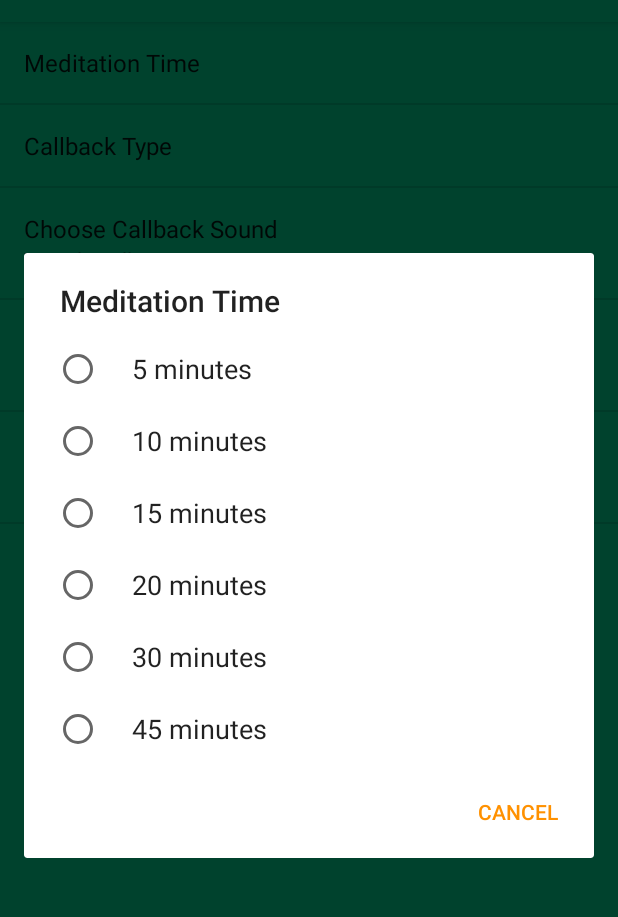
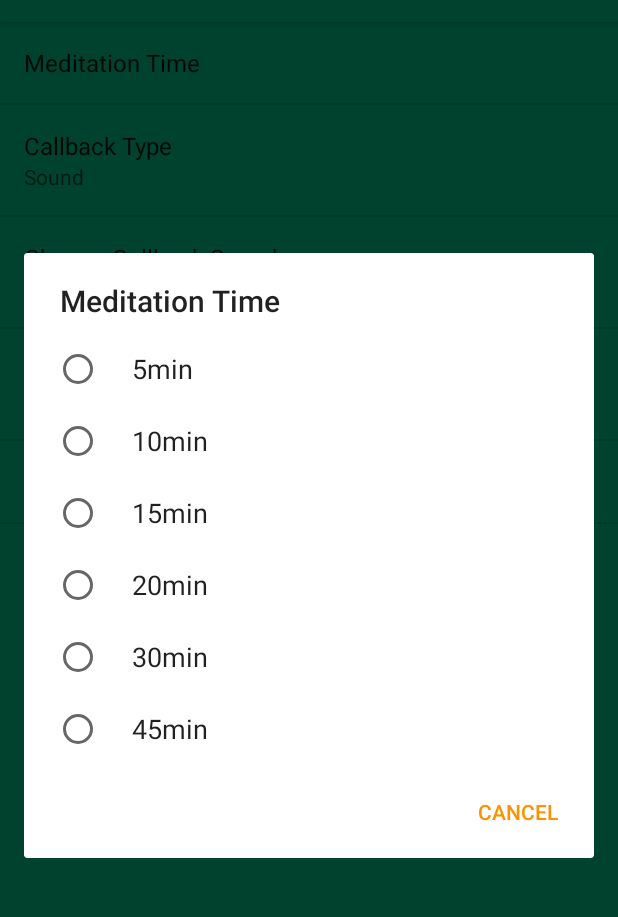
Before and after one commit to hpols/MedJour, an Android app: the fragment SettingsFragment shown on its own in the app's theme, after a tap on "Meditation Time", on a phone screen of 412 x 824 dp, the part 62-979 px from its top. Run offline under Robolectric (Android 15) with nearby library versions, the phone set to English and light mode, and no system bars; 2 statements that could not run were skipped.

Commit message:
debug: toggling sound preference
* reverted to settings (From settingsv7) – cannot find away to make the latter work.
* got all preference summaries to display correctly
* Enabling/Disabling the sound preference is the wrong way around, yet even reversing the if-clause does not solve the problem – even so the initial logic should be correct.

```diff
--- a/app/src/main/AndroidManifest.xml
+++ b/app/src/main/AndroidManifest.xml
@@ -23,7 +23,7 @@
             android:name=".ui.NewEntryActivity"
             android:theme="@style/EntryTheme" />
         <activity
-            android:name=".settingsv7.SettingsActivity"
+            android:name=".settings.SettingsActivity"
             android:theme="@style/SettingsTheme" />
     </application>
 
--- a/app/src/main/java/com/example/android/medjour/settings/SettingsFragment.java
+++ b/app/src/main/java/com/example/android/medjour/settings/SettingsFragment.java
@@ -1,91 +1,133 @@
 package com.example.android.medjour.settings;
 
-import android.content.Context;
 import android.content.SharedPreferences;
 import android.os.Bundle;
 import android.preference.ListPreference;
 import android.preference.Preference;
 import android.preference.PreferenceFragment;
-import android.preference.PreferenceManager;
+import android.preference.PreferenceScreen;
+import android.preference.SwitchPreference;
 import android.support.annotation.Nullable;
 
 import com.example.android.medjour.R;
 import com.example.android.medjour.settings.custom.SoundPreference;
-import com.example.android.medjour.settings.custom.TimePreference;
 
 public class SettingsFragment extends PreferenceFragment implements
-        Preference.OnPreferenceChangeListener {
+        SharedPreferences.OnSharedPreferenceChangeListener {
 
-    private static final String MED_PREFS = "medPrefs"; // shared preferences identifier
     SharedPreferences sharedPref;
 
+    //preferences that need further setup beyond what the xml provides
+    ListPreference callback;
+    SoundPreference sound;
+
+    /**
+     * create the Fragment, set the preference summaries and ensure the sound preference is only
+     * active when the sound callback is selected
+     *
+     * @param savedInstanceState retaining information as needed
+     */
     @Override
     public void onCreate(@Nullable Bundle savedInstanceState) {
         super.onCreate(savedInstanceState);
 
         addPreferencesFromResource(R.xml.menu_settings);
 
-        Preference medTime = findPreference(getString(R.string.pref_key_med_time));
-        setValueToSummary(medTime);
-        Preference callback = findPreference(getString(R.string.pref_callback_key));
-        setValueToSummary(callback);
-        Preference sound = findPreference(getString(R.string.pref_key_app_sounds));
-        setValueToSummary(sound);
-        Preference medReminder = findPreference(getString(R.string.pref_med_reminder_key));
-        setValueToSummary(medReminder);
-        Preference reminderTime = findPreference(getString(R.string.pref_time_key));
-        setValueToSummary(reminderTime);
-    }
+        setSoundPrefActivation(callback.getValue());
 
-    private void setValueToSummary(Preference pref) {
-        pref.setOnPreferenceChangeListener(this);
-        if (pref instanceof ListPreference) {
-            sharedPref  = PreferenceManager.getDefaultSharedPreferences(pref.getContext());
-            String preferenceString = sharedPref.getString(pref.getKey(), "");
-            onPreferenceChange(pref, preferenceString);
-        } else {
-            String preferenceText = resetPref(pref.getKey());
-            onPreferenceChange(pref, preferenceText);
+        sharedPref = getPreferenceScreen().getSharedPreferences();
+
+        PreferenceScreen prefScreen = getPreferenceScreen();
+        int count = prefScreen.getPreferenceCount();
+        for (int i = 0; i < count; i++) {
+            Preference pref = prefScreen.getPreference(i);
+            if (!(pref instanceof SwitchPreference || pref instanceof SoundPreference)) {
+                setPrefSummary(pref, sharedPref.getString(pref.getKey(), ""));
+            }
+        }
+
+        callback = (ListPreference) findPreference(getString(R.string.pref_key_callback));
+
+        sound = (SoundPreference) findPreference(getString(R.string.pref_key_sounds));
+        if (sound.getValue() == null) {
+            sharedPref.getString(getString(R.string.pref_key_tone),
+                    getString(R.string.pref_default_sound));
+            sound.getSummary();
         }
     }
 
-    // This method to store the custom preferences changes
-    public void savePref(String key, String value) {
-        sharedPref = this.getActivity().getSharedPreferences(MED_PREFS, Context.MODE_PRIVATE);
-        SharedPreferences.Editor prefEditor = sharedPref.edit();
-        prefEditor.putString(key, value);
-        prefEditor.apply();
+    /**
+     * set the preference summary
+     *
+     * @param pref  is the preference in question
+     * @param value is the value to be displayed in the summary
+     */
+    private void setPrefSummary(Preference pref, Object value) {
+        String stringValue = value.toString();
+
+        if (pref instanceof ListPreference) {
+            // For list preferences, look up the correct display value in
+            // the preference's 'entries' list (since they have separate labels/values).
+            ListPreference listPref = (ListPreference) pref;
+            int prefIndex = listPref.findIndexOfValue(stringValue);
+            if (prefIndex >= 0) {
+                pref.setSummary(listPref.getEntries()[prefIndex]);
+            }
+        } else {
+            // For other preferences, set the summary to the value's simple string representation.
+            pref.setSummary(stringValue);
+        }
     }
 
-    // This method to restore the custom preferences data
-    public String resetPref(String key) {
-        sharedPref = this.getActivity().getSharedPreferences(MED_PREFS, Context.MODE_PRIVATE);
-        if (sharedPref.contains(key))
-            return sharedPref.getString(key, "");
-        else return "";
+    /** Only enable the soundPreference if the user wants a callback sound. When video is selected
+     * we do not need to select anything further.
+     *
+     * @param value of the callback preference which acts as a flag to know whether the sound
+     *              preference option should be enabled
+     */
+    private void setSoundPrefActivation(String value) {
+        if (value.equals(getString(R.string.video_value_callback))) {
+            sound.setEnabled(false);
+            sound.setSummary("");
+        } else {
+            sound.setEnabled(true);
+        }
+    }
+
+    /**
+     * Update summaries and activitation of the sound preference
+     *
+     * @param sharedPref holds the information of the preference just changed
+     * @param key        is the key of the preference just changed
+     */
+    @Override
+    public void onSharedPreferenceChanged(SharedPreferences sharedPref, String key) {
+        setSoundPrefActivation(callback.getValue());
+
+        Preference preference = findPreference(key);
+        if (null != preference) {
+            if (!(preference instanceof SwitchPreference || preference instanceof SoundPreference)) {
+                setPrefSummary(preference, sharedPref.getString(key, ""));
+            }
+        }
+
+        if (key.equals(getString(R.string.pref_key_sounds))) {
+            sound.setSummary(sharedPref.getString(key,
+                    getString(R.string.pref_key_sounds)));
+        }
     }
 
     @Override
-    public boolean onPreferenceChange(Preference pref, Object newValue) {
-        if (pref instanceof ListPreference) {
-            String stringValue = newValue.toString();
-            ListPreference listPreference = (ListPreference) pref;
-            int prefIndex = listPreference.findIndexOfValue(stringValue);
-            if (prefIndex >= 0) {
-                CharSequence[] labels = listPreference.getEntries();
-                pref.setSummary(labels[prefIndex]);
-            }
-        } else if (pref instanceof TimePreference) {
-            TimePreference timePreference = (TimePreference) pref;
-            String timeDisplay = timePreference.getTime();
-            savePref(pref.getKey(), timeDisplay);
-            pref.setSummary(timeDisplay);
-        } else if (pref instanceof SoundPreference) {
-            SoundPreference soundPreference = (SoundPreference) pref;
-            String soundDisplay = soundPreference.getValue();
-            savePref(pref.getKey(), soundDisplay);
-            pref.setSummary(soundDisplay);
-        }
-        return true;
+    public void onResume() {
+        super.onResume();
+        getPreferenceScreen().getSharedPreferences()
+                .registerOnSharedPreferenceChangeListener(this);
+    }
+
+    @Override
+    public void onPause() {
+        super.onPause();
+        getPreferenceScreen().getSharedPreferences()
+                .unregisterOnSharedPreferenceChangeListener(this);
     }
 }
--- a/app/src/main/java/com/example/android/medjour/settings/custom/SoundPreference.java
+++ b/app/src/main/java/com/example/android/medjour/settings/custom/SoundPreference.java
@@ -90,7 +90,7 @@ public class SoundPreference extends DialogPreference {
 
         if (value != null) {
 
-            if (ringTitle == null && appOwnSounds != null && appOwnSoundsTitles != null) {
+            if (appOwnSounds != null && appOwnSoundsTitles != null) {
 
                 for (int i = 0; i < appOwnSounds.length; i++) {
 
--- a/app/src/main/java/com/example/android/medjour/settingsv7/SettingsFragment.java
+++ b/app/src/main/java/com/example/android/medjour/settingsv7/SettingsFragment.java
@@ -99,13 +99,13 @@ public class SettingsFragment extends PreferenceFragmentCompat implements
 
         if (key.equals(getString(R.string.pref_key_med_time))) {
             //TODO: retrieve set meditation time length
-        } else if (key.equals(getString(R.string.pref_callback_key))) {
+        } else if (key.equals(getString(R.string.pref_key_callback))) {
             //TODO: retrieve chosen callback type
-        } else if (key.equals(getString(R.string.pref_key_app_sounds))) {
+        } else if (key.equals(getString(R.string.pref_key_sounds))) {
             //TODO: retrieve app sound
         } else if (key.equals(getString(R.string.pref_med_reminder_key))) {
             //TODO: set reminder intent
-        } else if (key.equals(getString(R.string.pref_time_key))) {
+        } else if (key.equals(getString(R.string.pref_key_reminder_time))) {
             //TODO: pass selected time to reminder
         }
 
--- a/app/src/main/java/com/example/android/medjour/ui/OverviewActivity.java
+++ b/app/src/main/java/com/example/android/medjour/ui/OverviewActivity.java
@@ -13,7 +13,7 @@ import com.example.android.medjour.R;
 import com.example.android.medjour.databinding.ActivityOverviewBinding;
 import com.example.android.medjour.model.EntryExecutor;
 import com.example.android.medjour.model.data.JournalDb;
-import com.example.android.medjour.settingsv7.SettingsActivity;
+import com.example.android.medjour.settings.SettingsActivity;
 import com.example.android.medjour.utils.JournalUtils;
 import com.facebook.stetho.Stetho;
 
--- a/app/src/main/java/com/example/android/medjour/utils/SettingsUtils.java
+++ b/app/src/main/java/com/example/android/medjour/utils/SettingsUtils.java
@@ -48,13 +48,11 @@ public class SettingsUtils {
     public static int getMeditationCallback(Context ctxt) {
         sp = PreferenceManager.getDefaultSharedPreferences(ctxt);
 
-        String keyforCallback = ctxt.getString(R.string.pref_callback_key);
-        String defaultCallback = ctxt.getString(R.string.app_own_callback);
+        String keyforCallback = ctxt.getString(R.string.pref_key_callback);
+        String defaultCallback = ctxt.getString(R.string.sound_callback);
 
         String chosenCallback = sp.getString(keyforCallback, defaultCallback);
-        if (chosenCallback.equals(ctxt.getString(R.string.ringtone_callback))) {
-            return RINGTONE_CB;
-        } else if (chosenCallback.equals(ctxt.getString(R.string.app_own_callback))) {
+        if (chosenCallback.equals(ctxt.getString(R.string.sound_callback))) {
             return APP_SOUND_CB;
         } else {
             return VIDEO_CB;
--- /dev/null
+++ b/app/src/main/res/color/pref_text_color_selector.xml
@@ -0,0 +1,6 @@
+<?xml version="1.0" encoding="utf-8"?>
+<!-- based on: https://stackoverflow.com/a/32640770/7601437-->
+<selector xmlns:android="http://schemas.android.com/apk/res/android" >
+    <item android:state_enabled="false" android:color="#80000000"/>
+    <item android:color="@color/colorLightAccent"/>
+</selector>
--- a/app/src/main/res/values/arrays.xml
+++ b/app/src/main/res/values/arrays.xml
@@ -34,14 +34,12 @@
     </string-array>
 
     <string-array name="pref_entries_callback">
-       <item>@string/ringtone_callback</item>
-        <item>@string/app_own_callback</item>
+       <item>@string/sound_callback</item>
         <item>@string/video_callback</item>
     </string-array>
 
     <string-array name="pref_entryvalues_callback">
-        <item>@string/ringtone_value_callback</item>
-        <item>@string/app_own_value_callback</item>
+        <item>@string/sound_value_callback</item>
         <item>@string/video_value_callback</item>
     </string-array>
 
--- a/app/src/main/res/values/strings.xml
+++ b/app/src/main/res/values/strings.xml
@@ -15,26 +15,24 @@
 
     <!-- Settings -->
     <!-- durations -->
-    <string name="min_5">5 minutes</string>
-    <string name="min_10">10 minutes</string>
-    <string name="min_15">15 minutes</string>
-    <string name="min_20">20 minutes</string>
-    <string name="min_30">30 minutes</string>
-    <string name="min_45">45 minutes</string>
-    <string name="min_5_value">5m</string>
-    <string name="min_10_value">10m</string>
-    <string name="min_15_value">15m</string>
-    <string name="min_20_value">20m</string>
-    <string name="min_30_value">30m</string>
-    <string name="min_45_value">45m</string>
+    <string name="min_5">5min</string>
+    <string name="min_10">10min</string>
+    <string name="min_15">15min</string>
+    <string name="min_20">20min</string>
+    <string name="min_30">30min</string>
+    <string name="min_45">45min</string>
+    <string name="min_5_value">5 minutes</string>
+    <string name="min_10_value">10 minutes</string>
+    <string name="min_15_value">15 minutes</string>
+    <string name="min_20_value">20 minutes</string>
+    <string name="min_30_value">30 minutes</string>
+    <string name="min_45_value">45 minutes</string>
 
     <!--callback choices-->
-    <string name="ringtone_callback">Ringtone</string>
-    <string name="app_own_callback">App own</string>
+    <string name="sound_callback">Sound</string>
     <string name="video_callback">Meditation Video</string>
-    <string name="ringtone_value_callback">ringtone</string>
-    <string name="app_own_value_callback">appOwn</string>
-    <string name="video_value_callback">meditationVideo</string>
+    <string name="sound_value_callback">Sound</string>
+    <string name="video_value_callback">Meditation Video</string>
     <!--app sounds -->
     <string name="a_tone">A Tone</string>
     <string name="computer_magic">Computer Magic</string>
@@ -75,7 +73,7 @@
     <string name="journal_prep_label">Prep:</string>
     <string name="journal_med_label">Med:</string>
     <string name="journal_rev_label">Rev:</string>
-    <string name="overview_no_entries">You have not written any journal entries so far. Start by hitting \"Add new entry \".</string>
+    <string name="overview_no_entries">You have not written any journal entries so far.\nStart by tapping \"Add new journal entry \".</string>
 
     <!-- menu -->
     <string name="menu_title_settings">Settings</string>
@@ -84,19 +82,23 @@
 
     <!-- preferences -->
     <string name="pref_med_time_title">Meditation Time</string>
+    <string name="pref_time_title">Time of Day</string>
+    <string name="pref_tone_title">Audio from your device</string>
+    <string name="pref_med_reminder_title">Meditation Reminder</string>
+
     <string name="pref_key_med_time">Meditation Time</string>
-    <string name="pref_default_med_time">@string/min_20</string>
-    <string name="pref_default_callback">@string/app_own_callback</string>
-    <string name="pref_callback_key">callback type</string>
-    <string name="pref_default_tone">@string/temple_bell</string>
+    <string name="pref_key_callback">callback type</string>
+    <string name="pref_key_sounds">callback sound</string>
     <string name="pref_key_ringtone">ringtone</string>
     <string name="pref_key_tone">audio from device</string>
-    <string name="pref_tone_title">Audio from your device</string>
-    <string name="pref_key_app_sounds">callback_app_sound</string>
-    <string name="pref_med_reminder_title">Meditation Reminder</string>
     <string name="pref_med_reminder_key">meditation reminder</string>
-    <string name="pref_time_title">Time of Day</string>
-    <string name="pref_time_key">timeInMinutes</string>
+    <string name="pref_key_reminder_time">timeInMinutes</string>
+
+    <string name="pref_default_med_time">@string/min_20</string>
+    <string name="pref_default_callback">@string/sound_callback</string>
+    <string name="pref_default_reminder_time">12:00 pm</string>
+    <string name="pref_default_sound">@string/temple_bell</string>
+
     <string name="pref_reminder_on">Reminder enabled</string>
     <string name="pref_reminder_off">Reminder disabled</string>
 
--- a/app/src/main/res/values/styles.xml
+++ b/app/src/main/res/values/styles.xml
@@ -21,8 +21,8 @@
     </style>
 
     <style name="SettingsTheme" parent="AppTheme">
-        <item name="android:textColor">@color/colorLightAccent</item>
-        <item name="android:textColorSecondary">@color/colorLightAccent</item>
+        <item name="android:textColorPrimary">@color/pref_text_color_selector</item>
+        <item name="android:textColorSecondary">@color/pref_text_color_selector</item>
     </style>
 
     <style name="button">
--- a/app/src/main/res/xml/menu_settings.xml
+++ b/app/src/main/res/xml/menu_settings.xml
@@ -7,22 +7,22 @@
         android:entries="@array/pref_entries_duration"
         android:entryValues="@array/pref_entries_duration_values"
         android:key="@string/pref_key_med_time"
-        android:title="@string/pref_med_time_title" />
+        android:title="@string/pref_med_time_title"/>
 
     <ListPreference
         android:defaultValue="@string/pref_default_callback"
         android:entries="@array/pref_entries_callback"
         android:entryValues="@array/pref_entryvalues_callback"
-        android:key="@string/pref_callback_key"
-        android:title="Callback Type" />
+        android:key="@string/pref_key_callback"
+        android:title="Callback Type"/>
 
     <com.example.android.medjour.settings.custom.SoundPreference
-        android:defaultValue="@string/pref_default_tone"
-        android:key="@string/pref_key_app_sounds"
+        android:defaultValue="@string/pref_default_sound"
+        android:key="@string/pref_key_sounds"
         android:title="Choose Callback Sound"
         auto:appOwnSoundsTitles="@array/extraRingtoneTitles"
         auto:appOwnSounds="@array/extraRingtones"
-        auto:ringtoneType="notification" />
+        auto:ringtoneType="notification"/>
 
     <SwitchPreference
         android:defaultValue="false"
@@ -32,8 +32,8 @@
         android:title="@string/pref_med_reminder_title" />
 
     <com.example.android.medjour.settings.custom.TimePreference
-        android:defaultValue="12:00 pm"
+        android:defaultValue="@string/pref_default_reminder_time"
         android:dependency="@string/pref_med_reminder_key"
-        android:key="@string/pref_time_key"
-        android:title="@string/pref_time_title" />
+        android:key="@string/pref_key_reminder_time"
+        android:title="@string/pref_time_title"/>
 </PreferenceScreen>
```
